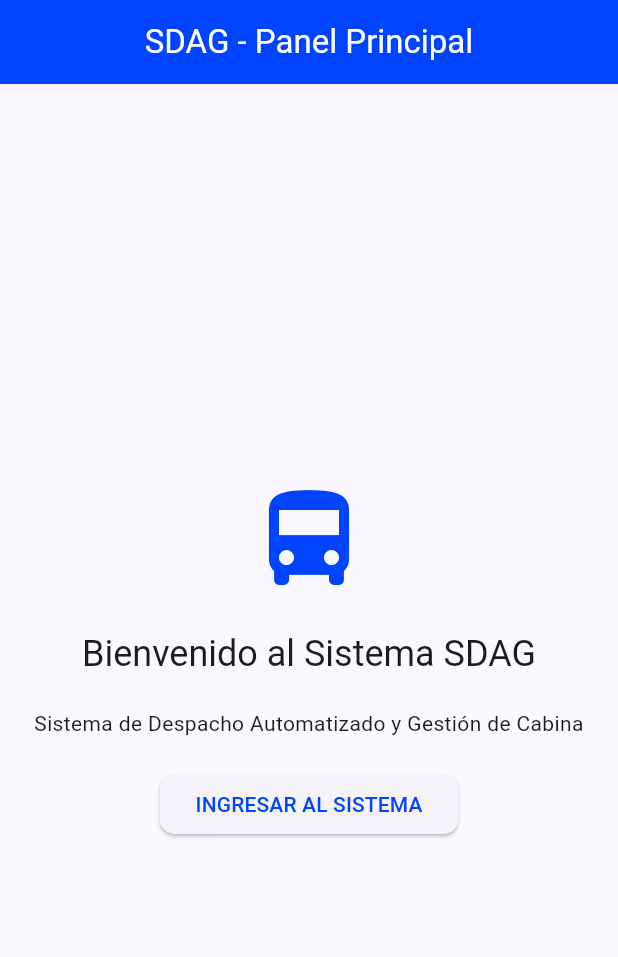
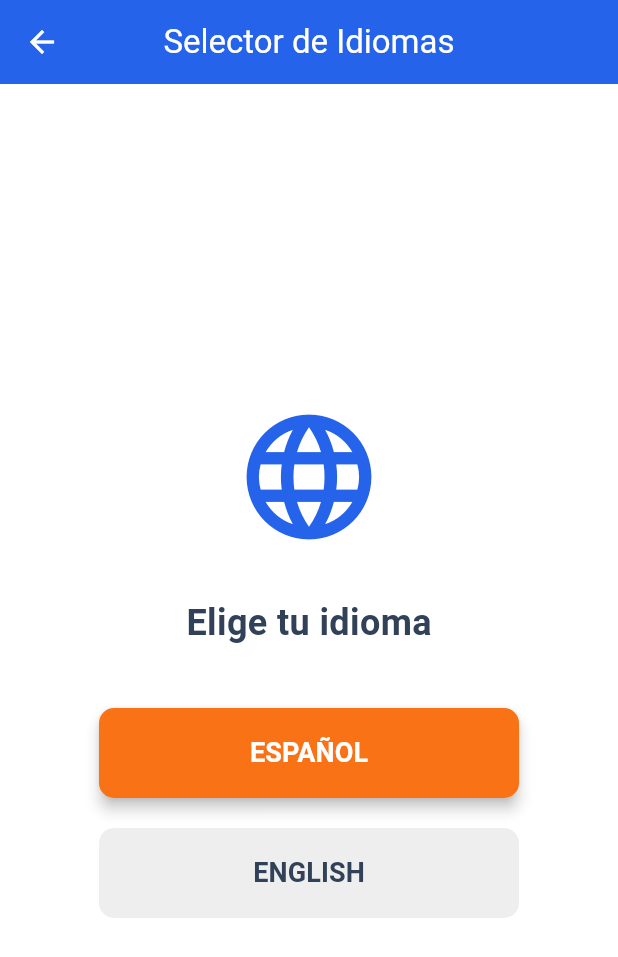
Before and after one commit to FabiCasC/SDAG-frontend, a Flutter app: the screen it shows after launch, after a tap on "INGRESAR AL SISTEMA", on a phone screen of 412 x 824 dp. Shown: the top 957 px of the screen. Run offline on Flutter 3.47's test engine with Material 3 defaults, Android fonts, the light colour scheme and no system bars.

Commit message:
Implementacion selector de idioma

```diff
--- a/lib/main.dart
+++ b/lib/main.dart
@@ -1,4 +1,6 @@
 import 'package:flutter/material.dart';
+// 1. IMPORTANTE: Agregamos la referencia a tu nueva vista
+import 'views/Selector_de_idiomas.dart';
 
 void main() {
   runApp(const SDAGApp());
@@ -12,13 +14,12 @@ class SDAGApp extends StatelessWidget {
     return MaterialApp(
       title: 'SDAG - Gestión de Cabina',
       debugShowCheckedModeBanner: false,
-      // CAPA LÓGICA DE BRANDING (Lo que los 5 deben heredar)
       theme: ThemeData(
         useMaterial3: true,
         colorScheme: ColorScheme.fromSeed(
-          seedColor: const Color(0xFF0044FF), // Azul Trustworthy
+          seedColor: const Color(0xFF0044FF),
           primary: const Color(0xFF0044FF),
-          secondary: const Color(0xFFFF8800), // Naranja Energetic
+          secondary: const Color(0xFFFF8800),
         ),
         appBarTheme: const AppBarTheme(
           backgroundColor: Color(0xFF0044FF),
@@ -31,6 +32,7 @@ class SDAGApp extends StatelessWidget {
           ),
         ),
       ),
+      // Mantenemos MainMenu como inicio, pero el botón ahora sí funcionará
       home: const MainMenu(),
     );
   }
@@ -57,7 +59,13 @@ class MainMenu extends StatelessWidget {
                           textAlign: TextAlign.center),
             ),
             ElevatedButton(
-              onPressed: () {},
+              // 2. AQUÍ AGREGAMOS LA LÓGICA:
+              onPressed: () {
+                Navigator.push(
+                  context,
+                  MaterialPageRoute(builder: (context) => const SelectorIdiomas()),
+                );
+              },
               child: const Text('INGRESAR AL SISTEMA'),
             ),
           ],
--- /dev/null
+++ b/lib/views/Selector_de_idiomas.dart
@@ -0,0 +1,75 @@
+import 'package:flutter/material.dart';
+
+class SelectorIdiomas extends StatefulWidget {
+  const SelectorIdiomas({super.key});
+
+  @override
+  State<SelectorIdiomas> createState() => _SelectorIdiomasState();
+}
+
+class _SelectorIdiomasState extends State<SelectorIdiomas> {
+  bool isEnglish = false;
+
+  // Definición de la paleta oficial de Figma
+  static const Color primaryBlue = Color(0xFF2563EB);
+  static const Color energeticOrange = Color(0xFFF97316);
+  static const Color textPrimary = Color(0xFF314158);
+  static const Color white = Color(0xFFFFFFFF);
+
+  @override
+  Widget build(BuildContext context) {
+    return Scaffold(
+      backgroundColor: white,
+      appBar: AppBar(
+        title: Text(isEnglish ? 'Language Selection' : 'Selector de Idiomas'),
+        backgroundColor: primaryBlue,
+      ),
+      body: Center(
+        child: Column(
+          mainAxisAlignment: MainAxisAlignment.center,
+          children: [
+            const Icon(Icons.language, size: 100, color: primaryBlue),
+            const SizedBox(height: 30),
+            Text(
+              isEnglish ? 'Choose your language' : 'Elige tu idioma',
+              style: const TextStyle(
+                color: textPrimary,
+                fontSize: 24,
+                fontWeight: FontWeight.bold,
+              ),
+            ),
+            const SizedBox(height: 40),
+            // Botón de Idioma
+            _buildLanguageButton(
+              label: 'ESPAÑOL',
+              isActive: !isEnglish,
+              onTap: () => setState(() => isEnglish = false)
+            ),
+            const SizedBox(height: 20),
+            _buildLanguageButton(
+              label: 'ENGLISH',
+              isActive: isEnglish,
+              onTap: () => setState(() => isEnglish = true)
+            ),
+          ],
+        ),
+      ),
+    );
+  }
+
+  Widget _buildLanguageButton({required String label, required bool isActive, required VoidCallback onTap}) {
+    return SizedBox(
+      width: 280,
+      height: 60,
+      child: ElevatedButton(
+        style: ElevatedButton.styleFrom(
+          backgroundColor: isActive ? energeticOrange : Colors.grey[200],
+          foregroundColor: isActive ? white : textPrimary,
+          elevation: isActive ? 4 : 0,
+        ),
+        onPressed: onTap,
+        child: Text(label, style: const TextStyle(fontSize: 18, fontWeight: FontWeight.bold)),
+      ),
+    );
+  }
+}
```
